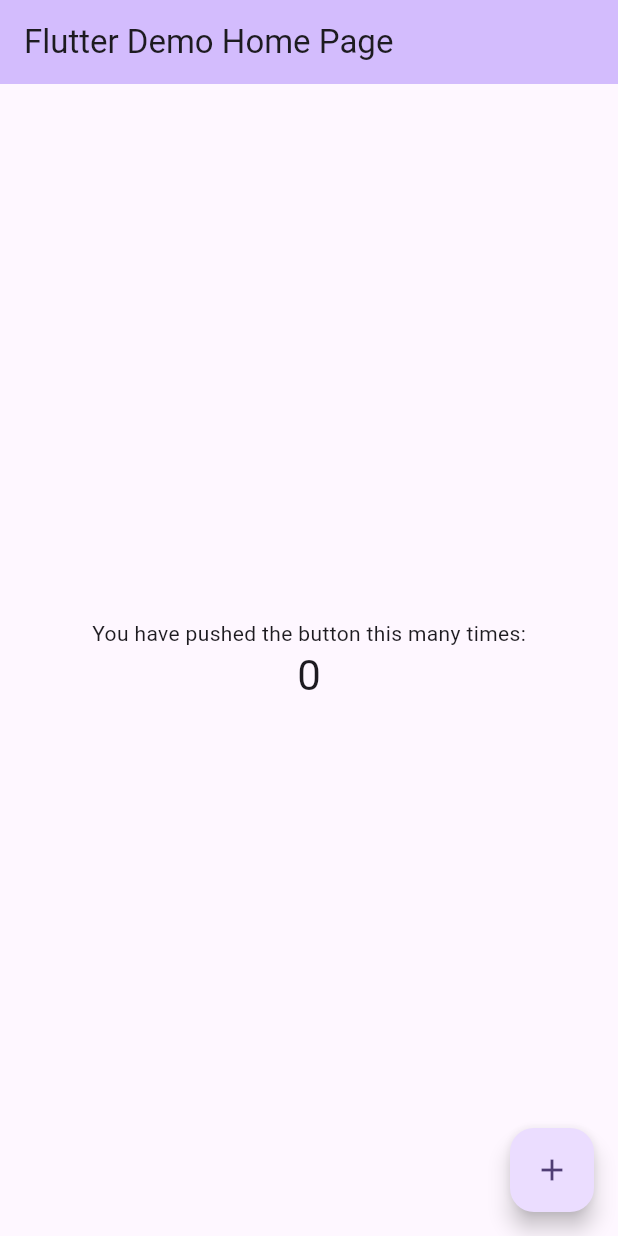
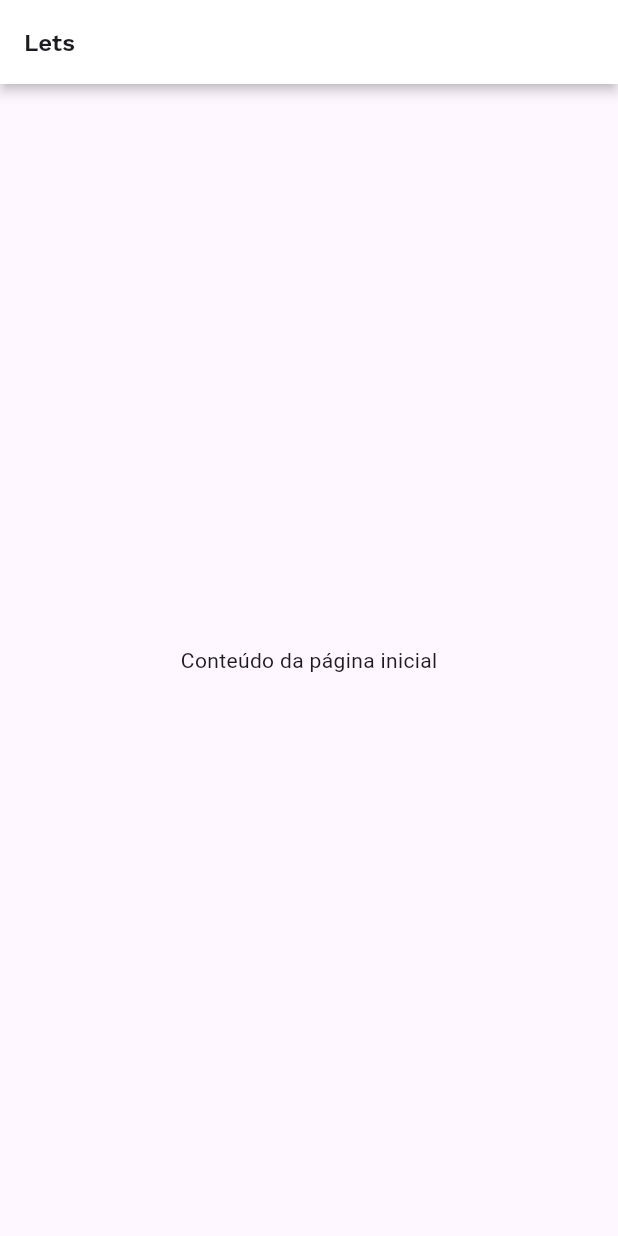
Before and after one commit to Rafael-Parola/app_flutter, a Flutter app: the screen it shows after launch, on a phone screen of 412 x 824 dp. Run offline on Flutter 3.47's test engine with Material 3 defaults, Android fonts, the phone set to English and light mode, and no system bars; our stand-ins replace google_fonts.

Commit message:
beginning of development

```diff
--- /dev/null
+++ b/lib/app/features/home/home_page.dart
@@ -0,0 +1,49 @@
+import 'package:flutter/material.dart';
+import '../../widget/cutom_app_bar/custom_app_bar.dart';
+import '../../widget/spaces/resizer.dart';
+
+class HomePage extends StatelessWidget {
+  const HomePage({super.key});
+
+  @override
+  Widget build(BuildContext context) {
+    return Scaffold(
+     appBar: CustomAppBar(
+          title: 'Lets',
+          centerTitle: false,
+          actions: [
+            Padding(
+              padding: EdgeInsets.symmetric(
+                horizontal: Resizer.relativeWidth(context, 4),
+              ),
+
+            ),
+          ],
+        ),
+      drawer: Drawer(
+        child: ListView(
+          padding: EdgeInsets.zero,
+          children: <Widget>[
+            DrawerHeader(
+              decoration: BoxDecoration(color: Colors.blue),
+              child: Text('Menu Lateral', style: TextStyle(color: Colors.white, fontSize: 24)),
+            ),
+            ListTile(
+              title: Text('Opção 1'),
+              onTap: () {},
+            ),
+            ListTile(
+              title: Text('Opção 2'),
+              onTap: () {},
+            ),
+            ListTile(
+              title: Text('Opção 3'),
+              onTap: () {},
+            ),
+          ],
+        ),
+      ),
+      body: Center(child: Text('Conteúdo da página inicial')),
+    );
+  }
+}
--- /dev/null
+++ b/lib/app/features/splash_page/splash_screen.dart
@@ -0,0 +1,61 @@
+import 'package:app_flutter/app/widget/colors/colors.dart';
+import 'package:flutter/material.dart';
+import 'dart:async';
+
+import '../home/home_page.dart';
+
+
+
+void main() {
+  runApp(MyApp());
+}
+
+class MyApp extends StatelessWidget {
+  const MyApp({super.key});
+
+  @override
+  Widget build(BuildContext context) {
+    return MaterialApp(
+      debugShowCheckedModeBanner: false,
+      home: SplashScreen(),
+    );
+  }
+}
+
+class SplashScreen extends StatefulWidget {
+  const SplashScreen({super.key});
+
+  @override
+  // ignore: library_private_types_in_public_api
+  _SplashScreenState createState() => _SplashScreenState();
+}
+
+class _SplashScreenState extends State<SplashScreen> {
+  @override
+  void initState() {
+    super.initState();
+    Timer(Duration(seconds: 5), () {
+      Navigator.pushReplacement(
+        context,
+        MaterialPageRoute(builder: (context) => HomePage()),
+      );
+    });
+  }
+
+  @override
+  Widget build(BuildContext context) {
+    return Scaffold(
+      backgroundColor: CustomColors.blue,
+      body: Center(
+        child: Column(
+          mainAxisAlignment: MainAxisAlignment.center,
+          children: [
+            FlutterLogo(size: 100),
+            SizedBox(height: 20),
+            CircularProgressIndicator(color: Colors.white),
+          ],
+        ),
+      ),
+    );
+  }
+}
--- /dev/null
+++ b/lib/app/widget/colors/colors.dart
@@ -0,0 +1,52 @@
+import 'package:flutter/material.dart';
+
+class CustomColors {
+
+  static const Color blue = Color.fromARGB(255, 0, 68, 255);
+  static const Color accent = Color(0xFF00BCD4);
+  static const Color primaryText = Color(0xFF212121);
+  static const Color secondaryText = Color(0xFF757575);
+  static const Color hint = Color(0xFF4C4F54);
+  static const Color divider = Color(0xFFBDBDBD);
+  static const Color white = Color(0xFFFFFFFF);
+  static const Color black = Color(0xFF000000);
+  static const Color blackSecond = Color(0xFF1E2023);
+  static const Color transparent = Color(0x00000000);
+  static const Color green = Color(0xFF24AE5B);
+  static const Color greenbutton = Color(0xFF4CAC85);
+
+  static const MaterialColor red = MaterialColor(
+    0xFFE74742,
+    <int, Color>{
+      50: Color(0xFFFFE7E7),
+      100: Color(0xFFFFC7C7),
+      200: Color(0xFFFFA1A1),
+      300: Color(0xFFFF7B7B),
+      400: Color(0xFFEA5959),
+      500: Color(0xFFE74742),
+      600: Color(0xFFD63636),
+      700: Color(0xFFB62D2D),
+      800: Color(0xFF9B1B1B),
+      900: Color(0xFF7F1717),
+    },
+  );
+
+  static const MaterialColor greyColor = MaterialColor(
+    0xFF4F4E4E,
+    <int, Color>{
+      50: Color(0xFFFAFCFC),
+      100: Color(0xFFF5F7F7),
+      200: Color(0xFFDEE0E0),
+      300: Color(0xFF9EA3A3),
+      400: Color(0xFF7a8080),
+      500: Color(0xFF808289),
+      600: Color(0xFF565959),
+      700: Color(0xFF313333),
+      800: Color(0xFFEAEBF0),
+      900: Color(0xFF181919),
+    },
+  );
+
+  static const MaterialColor backgroundColor =
+      MaterialColor(0xFFF5F8FA, <int, Color>{});
+}
--- /dev/null
+++ b/lib/app/widget/cutom_app_bar/custom_app_bar.dart
@@ -0,0 +1,86 @@
+import 'package:flutter/material.dart';
+import 'package:google_fonts/google_fonts.dart';
+import '../colors/colors.dart';
+
+class CustomAppBar extends StatelessWidget implements PreferredSizeWidget {
+  final String title;
+  final Color leadingIconColor;
+  final Color trailingIconColor;
+  final IconData? leadingIcon;
+  final IconData? trailingIcon;
+  final double elevation;
+  final bool centerTitle;
+  final Color backgroundColor;
+  final Color? titleColor;
+  final AssetImage? imgTitle;
+  final List<Widget>? actions;
+  final PreferredSizeWidget? bottom;
+  final void Function()? onPressedleading;
+  final void Function()? onPressedTrailing;
+
+  const CustomAppBar({
+    super.key,
+    required this.title,
+    this.leadingIconColor = Colors.black,
+    this.trailingIconColor = const Color(0xFF34363C),
+    this.leadingIcon,
+    this.trailingIcon,
+    this.elevation = 3,
+    this.centerTitle = false,
+    this.backgroundColor = Colors.white,
+    this.titleColor = Colors.black,
+    this.onPressedleading,
+    this.onPressedTrailing,
+    this.imgTitle,
+    this.actions,
+    this.bottom,
+  });
+
+  @override
+  Widget build(BuildContext context) {
+    return AppBar(
+      automaticallyImplyLeading: false,
+      titleSpacing: leadingIcon != null ? 0.0 : null,
+      elevation: elevation,
+      backgroundColor: backgroundColor,
+      shadowColor: Colors.black87,
+      surfaceTintColor: Colors.transparent,
+      centerTitle: centerTitle,
+      leading: leadingIcon != null
+          ? IconButton(
+              icon: Icon(leadingIcon, color: leadingIconColor),
+              onPressed: onPressedleading ?? () => {},
+            )
+          : null,
+      actions: actions ??
+          (trailingIcon != null
+              ? [
+                  IconButton(
+                    icon: Icon(trailingIcon, color: trailingIconColor),
+                    onPressed: onPressedTrailing ?? () => {},
+                  ),
+                ]
+              : null),
+      title: imgTitle != null
+          ? Image(
+              image: imgTitle!,
+              fit: BoxFit.cover,
+              height: 32,
+              width: 110.12,
+              color: CustomColors.blue,
+            )
+          : Text(
+              title,
+              style: GoogleFonts.workSans(
+                fontSize: 16,
+                fontWeight: FontWeight.w600,
+              ),
+
+            ),
+      bottom: bottom,
+    );
+  }
+
+  @override
+  Size get preferredSize => const Size.fromHeight(kToolbarHeight);
+}
--- /dev/null
+++ b/lib/app/widget/images.dart
@@ -0,0 +1,9 @@
+/*
+
+abstract class Images {
+
+  static const String splashScreen = 'assets/images/medical_splah.svg';
+
+
+}
+ */
--- /dev/null
+++ b/lib/app/widget/spaces/resizer.dart
@@ -0,0 +1,18 @@
+import 'package:flutter/widgets.dart';
+
+class Resizer {
+  static double screenWidth(BuildContext context) =>
+      MediaQuery.of(context).size.width;
+
+  static double screenHeight(BuildContext context) =>
+      MediaQuery.of(context).size.height;
+
+  static double relativeWidth(BuildContext context, double percentage) =>
+      screenWidth(context) * (percentage / 100);
+
+  static double relativeHeight(BuildContext context, double percentage) =>
+      screenHeight(context) * (percentage / 100);
+
+  static double relativeFontSize(BuildContext context, double percentage) =>
+      relativeWidth(context, percentage);
+}
--- a/lib/main.dart
+++ b/lib/main.dart
@@ -1,4 +1,5 @@
 import 'package:flutter/material.dart';
+import 'app/features/splash_page/splash_screen.dart';
 
 void main() {
   runApp(const MyApp());
@@ -7,73 +8,15 @@ void main() {
 class MyApp extends StatelessWidget {
   const MyApp({super.key});
 
-
   @override
   Widget build(BuildContext context) {
     return MaterialApp(
       title: 'Flutter Demo',
       theme: ThemeData(
-
         colorScheme: ColorScheme.fromSeed(seedColor: Colors.deepPurple),
         useMaterial3: true,
       ),
-      home: const MyHomePage(title: 'Flutter Demo Home Page'),
+      home:  SplashScreen(),
     );
   }
 }
-
-class MyHomePage extends StatefulWidget {
-  const MyHomePage({super.key, required this.title});
-
-
-
-  final String title;
-
-  @override
-  State<MyHomePage> createState() => _MyHomePageState();
-}
-
-class _MyHomePageState extends State<MyHomePage> {
-  int _counter = 0;
-
-  void _incrementCounter() {
-    setState(() {
-
-      _counter++;
-    });
-  }
-
-  @override
-  Widget build(BuildContext context) {
-
-    return Scaffold(
-      appBar: AppBar(
-
-        backgroundColor: Theme.of(context).colorScheme.inversePrimary,
-
-        title: Text(widget.title),
-      ),
-      body: Center(
-
-        child: Column(
-
-          mainAxisAlignment: MainAxisAlignment.center,
-          children: <Widget>[
-            const Text(
-              'You have pushed the button this many times:',
-            ),
-            Text(
-              '$_counter',
-              style: Theme.of(context).textTheme.headlineMedium,
-            ),
-          ],
-        ),
-      ),
-      floatingActionButton: FloatingActionButton(
-        onPressed: _incrementCounter,
-        tooltip: 'Increment',
-        child: const Icon(Icons.add),
-      ),
-    );
-  }
-}
```
Also changed, not shown: pubspec.yaml (+8 -68 lines), assets/images/medical_splah.svg (added), pubspec.lock, 3 other files.
